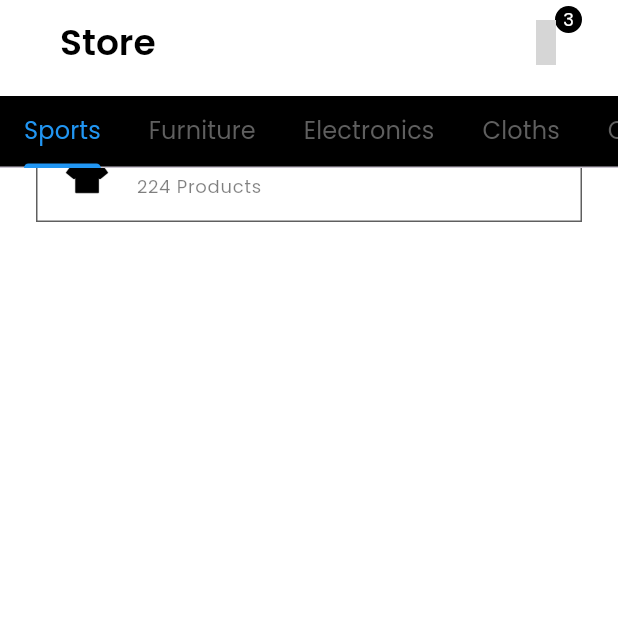
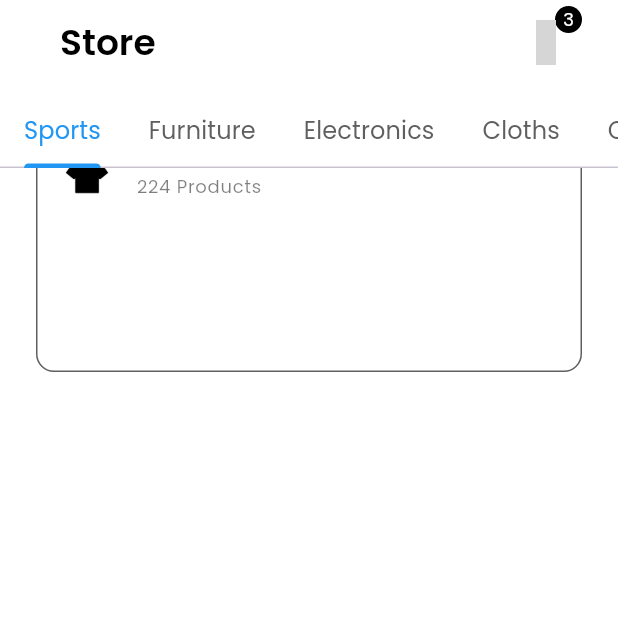
Before and after one commit to ARgod7/e-commerce-app, a Flutter app: the StoreScreen screen opened directly, scrolled down 410 dp, on a phone screen of 412 x 824 dp, the top half of it. Run offline on Flutter 3.47's test engine with Material 3 defaults, Android fonts, the phone set to English and light mode, and no system bars; our stand-ins replace carousel_slider, get, get_storage, google_nav_bar, iconsax, logger and 1 more; accounts and stored records are empty; grey boxes are pictures that could not be loaded.

Commit message:
final tabbar

```diff
--- a/lib/features/shop/models/tab_bar.dart
+++ b/lib/features/shop/models/tab_bar.dart
@@ -13,7 +13,8 @@ class ATabBar extends StatelessWidget implements PreferredSizeWidget {
   @override
   Widget build(BuildContext context) {
     return Container(
-      color: AColors.black,
+      color:
+          AHelperFunctions.isDarkMode(context) ? AColors.black : AColors.white,
       child: TabBar(
         tabs: tabs,
         isScrollable: true,
--- a/lib/features/shop/screens/store.dart
+++ b/lib/features/shop/screens/store.dart
@@ -9,6 +9,7 @@ import 'package:ecomapp/utils/constants/colors.dart';
 import 'package:ecomapp/utils/constants/sizes.dart';
 import 'package:ecomapp/utils/helpers/helper_functions.dart';
 import 'package:flutter/material.dart';
+import 'package:flutter/widgets.dart';
 
 class StoreScreen extends StatelessWidget {
   const StoreScreen({super.key});
@@ -98,10 +99,23 @@ class StoreScreen extends StatelessWidget {
                     Container(
                       decoration: BoxDecoration(
                           border: Border.all(color: AColors.darkGrey),
+                          borderRadius:
+                              BorderRadius.circular(ASizes.borderRadiusLg),
                           color: Colors.transparent),
-                      child: Column(
-                        children: [BrandCard(showBorder: false)],
-                      ),
+                      child: Column(children: [
+                        //BRAND
+                        const BrandCard(showBorder: false),
+
+                        // PRODUCTS
+                        Row(
+                          children: [
+                            Container(
+                              height: 100,
+                              color: dark ? AColors.darkerGrey : AColors.light,
+                            ),
+                          ],
+                        ),
+                      ]),
                     ),
                   ],
                 ),
```
